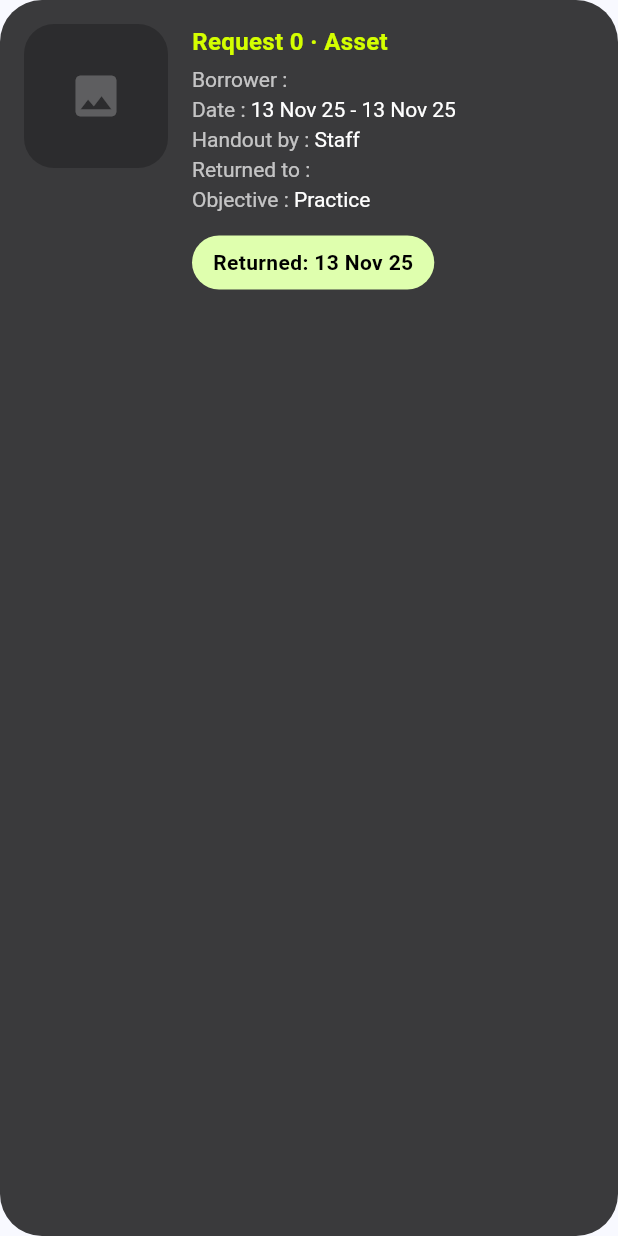
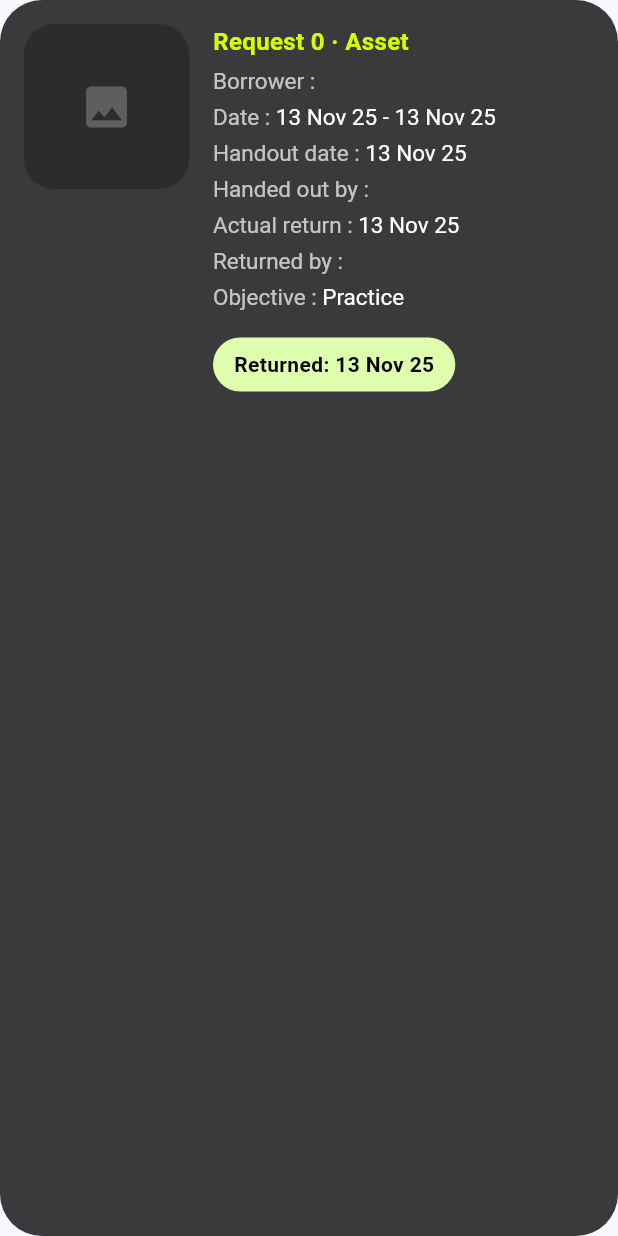
Before and after one commit to g4rty/asset_bor, a Flutter app: the _HistoryCard widget shown alone on an empty page, opened directly with empty values, on a phone screen of 412 x 824 dp. Run offline on Flutter 3.47's test engine with Material 3 defaults, Android fonts, the phone set to English and light mode, and no system bars; our stand-ins replace image_picker, shared_preferences; accounts and stored records are empty.

Commit message:
save history

```diff
--- a/lib/lecturer/lecturer_history.dart
+++ b/lib/lecturer/lecturer_history.dart
@@ -19,12 +19,14 @@ class LecturerHistory extends StatefulWidget {
 }
 
 class _LecturerHistoryState extends State<LecturerHistory> {
-  late Future<List<HistoryItem>> _future;
+  bool _isLoading = true;
+  String? _error;
+  List<HistoryItem> _items = const [];
 
   @override
   void initState() {
     super.initState();
-    _future = _fetchHistory();
+    _loadHistory();
   }
 
   @override
@@ -69,34 +71,36 @@ class _LecturerHistoryState extends State<LecturerHistory> {
   }
 
   Widget _buildBody() {
-    return FutureBuilder<List<HistoryItem>>(
-      future: _future,
-      builder: (context, s) {
-        if (s.connectionState != ConnectionState.done) {
+    if (_isLoading) {
       return const Center(
         child: CircularProgressIndicator(color: Color(0xFFD4FF00)),
       );
     }
-        if (s.hasError) {
+    if (_error != null) {
       return Center(
-            child: Text(
-              'Error: ${s.error}',
-              style: const TextStyle(color: Colors.white),
+        child: Column(
+          mainAxisSize: MainAxisSize.min,
+          children: [
+            Text('Error: $_error', style: const TextStyle(color: Colors.white)),
+            const SizedBox(height: 16),
+            ElevatedButton(onPressed: () => _loadHistory(), child: const Text('Try again')),
+          ],
         ),
       );
     }
-        final rows = s.data!;
-        if (rows.isEmpty) {
+    if (_items.isEmpty) {
       return const Center(
-            child: Text(
-              'No history',
-              style: TextStyle(color: Colors.white70),
-            ),
+        child: Text('No history', style: TextStyle(color: Colors.white70)),
       );
     }
-        return ListView.separated(
+    return RefreshIndicator(
+      onRefresh: _loadHistory,
+      backgroundColor: const Color(0xFF1F1F1F),
+      color: const Color(0xFFD4FF00),
+      child: ListView.separated(
+        physics: const AlwaysScrollableScrollPhysics(),
         padding: const EdgeInsets.fromLTRB(24, 24, 24, 24 + 84),
-          itemCount: rows.length + 1,
+        itemCount: _items.length + 1,
         separatorBuilder: (_, __) => const SizedBox(height: 20),
         itemBuilder: (context, i) {
           if (i == 0) {
@@ -109,11 +113,31 @@ class _LecturerHistoryState extends State<LecturerHistory> {
               ),
             );
           }
-            return _HistoryCard(item: rows[i - 1]);
+          return _HistoryCard(item: _items[i - 1]);
         },
+      ),
     );
-      },
-    );
+  }
+
+  Future<void> _loadHistory() async {
+    setState(() {
+      _isLoading = true;
+      _error = null;
+    });
+    try {
+      final rows = await _fetchHistory();
+      if (!mounted) return;
+      setState(() {
+        _items = rows;
+        _isLoading = false;
+      });
+    } catch (e) {
+      if (!mounted) return;
+      setState(() {
+        _error = '$e';
+        _isLoading = false;
+      });
+    }
   }
 
   Future<List<HistoryItem>> _fetchHistory() async {
@@ -146,6 +170,9 @@ class _LecturerHistoryState extends State<LecturerHistory> {
 
 class HistoryItem {
   final int requestId;
+  final int? handoverById;
+  final int? receiverId;
+  final String? handoverByName;
   final String decisionStatus; // 'approved' | 'rejected'
   final String? rejectionReason;
   final String assetName;
@@ -158,6 +185,9 @@ class HistoryItem {
     required this.decisionStatus,
     required this.assetName,
     required this.borrowerName,
+    this.handoverById,
+    this.receiverId,
+    this.handoverByName,
     this.rejectionReason,
     this.assetImage,
     this.approvalDate,
@@ -168,6 +198,9 @@ class HistoryItem {
 
   factory HistoryItem.fromJson(Map<String, dynamic> j) => HistoryItem(
     requestId: j['request_id'] as int,
+    handoverById: _int(j['handover_by_id']),
+    receiverId: _int(j['receiver_id']),
+    handoverByName: j['handover_by_name'] as String?,
     decisionStatus: j['decision_status'] as String,
     rejectionReason: j['rejection_reason'] as String?,
     assetName: j['asset_name'] as String,
@@ -182,6 +215,13 @@ class HistoryItem {
   static DateTime? _dt(dynamic s) => (s == null || (s is String && s.isEmpty))
       ? null
       : DateTime.parse(s as String);
+
+  static int? _int(dynamic v) {
+    if (v == null) return null;
+    if (v is int) return v;
+    if (v is String) return int.tryParse(v);
+    return null;
+  }
 }
 
 /* ---------- UI card ---------- */
@@ -208,15 +248,10 @@ class _HistoryCard extends StatelessWidget {
           ClipRRect(
             borderRadius: BorderRadius.circular(20),
             child: Container(
-              width: 96,
-              height: 96,
+              width: 110,
+              height: 110,
               color: _imgBg,
-              child: item.assetImage != null && item.assetImage!.isNotEmpty
-                  ? Image.asset(
-                      'assets/images/${item.assetImage!}',
-                      fit: BoxFit.cover,
-                    )
-                  : const Icon(Icons.image, color: Colors.white24, size: 36),
+              child: _buildImage(),
             ),
           ),
 
@@ -237,11 +272,11 @@ class _HistoryCard extends StatelessWidget {
                 const SizedBox(height: 6),
                 _line('Borrower', item.borrowerName),
                 _line('Date', _range(item.borrowDate, item.returnDate)),
-                _line('Handout by', item.approvalDate != null ? 'Staff' : '-'),
-                _line(
-                  'Returned to',
-                  item.returnedDate != null ? item.borrowerName : '-',
-                ),
+                _line('Handout date', _fmtDate(item.approvalDate)),
+                _line('Handed out by', item.handoverByName ?? '-'),
+                if (item.returnedDate != null)
+                  _line('Actual return', _fmtDate(item.returnedDate)),
+                _line('Returned by', item.returnedDate != null ? item.borrowerName : '-'),
                 _line(
                   'Objective',
                   'Practice',
@@ -256,30 +291,41 @@ class _HistoryCard extends StatelessWidget {
     );
   }
 
+  Widget _buildImage() {
+    final img = item.assetImage;
+    if (img == null || img.isEmpty) {
+      return const Icon(Icons.image, color: Colors.white24, size: 36);
+    }
+    if (img.startsWith('http')) {
+      return Image.network(img, fit: BoxFit.cover);
+    }
+    return Image.asset('assets/images/$img', fit: BoxFit.cover);
+  }
+
   static Widget _line(String k, String v) => Padding(
-    padding: const EdgeInsets.only(bottom: 4),
+        padding: const EdgeInsets.only(bottom: 6),
         child: RichText(
           text: TextSpan(
             children: [
               TextSpan(
                 text: '$k : ',
-            style: const TextStyle(color: Colors.white70, fontSize: 14),
+                style: const TextStyle(color: Colors.white70, fontSize: 15),
               ),
               TextSpan(
                 text: v,
-            style: const TextStyle(color: Colors.white, fontSize: 14),
+                style: const TextStyle(color: Colors.white, fontSize: 15),
               ),
             ],
           ),
         ),
       );
 
-  static String _range(DateTime? a, DateTime? b) {
-    String f(DateTime? d) => d == null
+  static String _range(DateTime? a, DateTime? b) =>
+      '${_fmtDate(a)} - ${_fmtDate(b)}';
+
+  static String _fmtDate(DateTime? d) => d == null
       ? '-'
       : '${d.day.toString().padLeft(2, '0')} ${_mon[d.month]} ${d.year % 100}';
-    return '${f(a)} - ${f(b)}';
-  }
 
   static const _mon = [
     '',
@@ -305,12 +351,11 @@ class _HistoryCard extends StatelessWidget {
         'Rejected: ${x.rejectionReason ?? '-'}',
       );
     }
-    // Approved and returned → green with date
     if (x.returnedDate != null) {
-      final d =
-          '${x.returnedDate!.day.toString().padLeft(2, '0')} '
-          '${_mon[x.returnedDate!.month]} ${x.returnedDate!.year % 100}';
-      return _chip(const Color(0xFFDFFFAE), 'Returned: $d');
+      return _chip(const Color(0xFFDFFFAE), 'Returned: ${_fmtDate(x.returnedDate)}');
+    }
+    if (x.handoverById != null && x.receiverId != null) {
+      return _chip(const Color(0xFFDFFFAE), 'Returned');
     }
     // Approved but not returned → blue with borrower
     return _chip(const Color(0xFFAEE4FF), 'Borrowing: ${x.borrowerName}');
```
Lines whose indentation alone changed are shown as unchanged.
